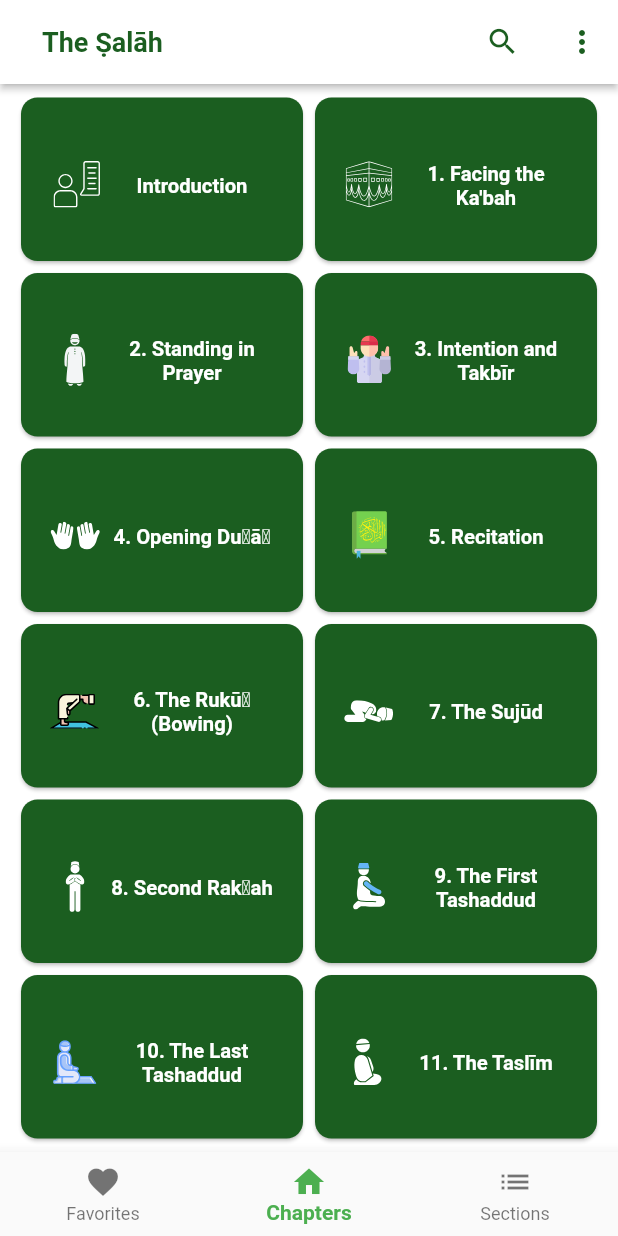
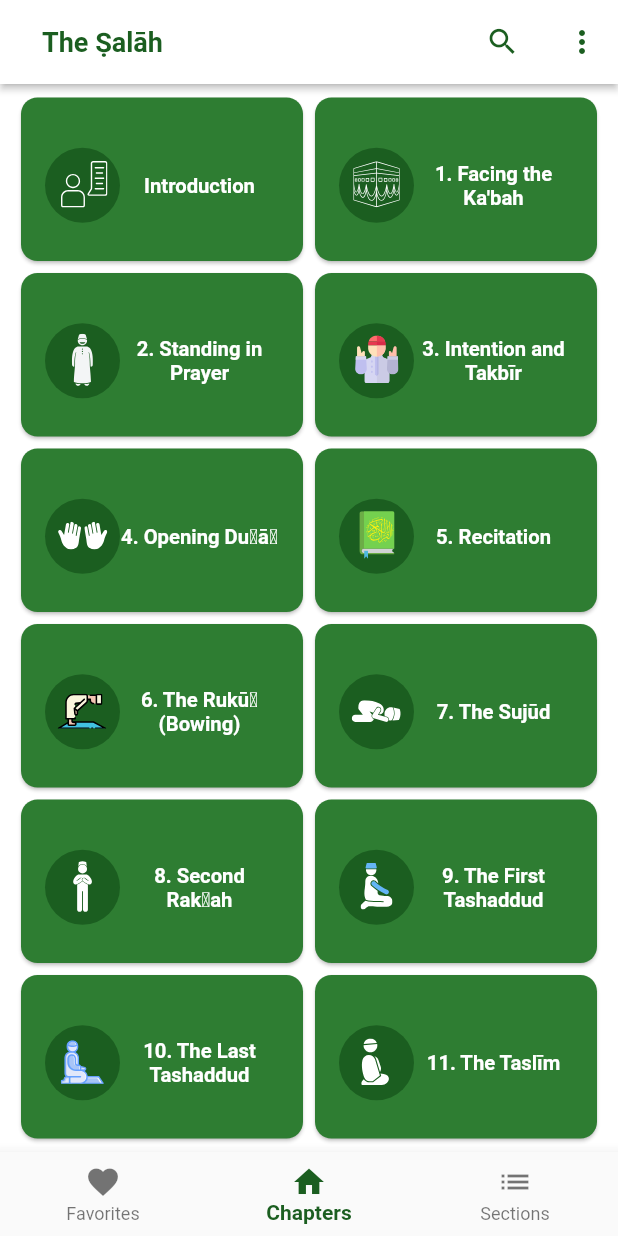
Before and after one commit to sheikhhanif/theprophetprayer, a Flutter app: the screen it shows after launch, on a phone screen of 412 x 824 dp. Run offline on Flutter 3.47's test engine with Material 2 defaults, Android fonts, the phone set to English and light mode, and no system bars; our stand-ins replace flutter_html, flutter_svg, share, shared_preferences; missing offline and left inert: simple_html_css; Roboto replaces fonts that are missing (Muli).

Commit message:
pageview and color

```diff
--- a/lib/main.dart
+++ b/lib/main.dart
@@ -66,8 +66,7 @@ class _MainScreenState extends State<MainScreen> {
 
   BottomNavigationBar buildBottomNavigationBar() {
     return BottomNavigationBar(
-      fixedColor: Colors.green.shade500,
-
+      fixedColor: Colors.green.shade900,
       selectedLabelStyle: TextStyle(fontWeight: FontWeight.bold),
       type: BottomNavigationBarType.fixed,
       currentIndex: _selectedIndex,
--- a/lib/screens/home/home_screen.dart
+++ b/lib/screens/home/home_screen.dart
@@ -33,7 +33,7 @@ class HomeBody extends StatelessWidget {
     } else{
       count = 2;
     }
-    return Container(
+    return new Container(
       padding: EdgeInsets.fromLTRB(10,5,10,5),
       child: GridView.builder(
         gridDelegate:
@@ -41,8 +41,9 @@ class HomeBody extends StatelessWidget {
             mainAxisExtent: (MediaQuery.of(context).size.longestSide-(Scaffold.of(context).appBarMaxHeight!*2+10))/(categoryData.length/count),
         ),
         itemBuilder: (context, position) {
-          return Card(
-            color: Colors.green.shade900,
+          final PageController controller = PageController(initialPage: position);
+          return new Card(
+            color: Colors.green.shade800,
             shape: RoundedRectangleBorder(
               borderRadius: const BorderRadius.all(Radius.circular(11)),
             ),
@@ -53,10 +54,15 @@ class HomeBody extends StatelessWidget {
                   mainAxisAlignment: MainAxisAlignment.center,
                   children: [
                     Container(
+                      padding: EdgeInsets.all(5),
                       child: SvgPicture.asset (
                         categoryData[position].image,
                         width: 40,
                         height: 40,
+                      ),
+                      decoration: new BoxDecoration (
+                        shape: BoxShape.circle,
+                        color: Colors.green.shade900,
                       ),
                       alignment: Alignment.centerLeft,
                     ),
@@ -74,13 +80,20 @@ class HomeBody extends StatelessWidget {
                     ),
                   ],
                 ),
+
               ),
 
               onTap: (){
                 Navigator.push(
                     context,
                     MaterialPageRoute(
-                      builder: (context) => ContentScreen(cid: categoryData[position].id),
+                      builder: (context) => PageView.builder(
+                        controller: controller,
+                          itemBuilder: (BuildContext context, position){
+                          return ContentScreen(cid: categoryData[position].id);
+                          },
+                        itemCount: categoryData.length,
+                      )
                     )
                 );
               },
--- a/lib/widgets/group_listview.dart
+++ b/lib/widgets/group_listview.dart
@@ -15,7 +15,7 @@ class GroupListView extends StatelessWidget {
         itemBuilder: (BuildContext context,  index) {
           final PageController controller = PageController(initialPage: index);
 
-          return Card(
+          return new Card(
             elevation: 0.5,
               child: Column(
                 crossAxisAlignment: CrossAxisAlignment.end,
--- a/pubspec.yaml
+++ b/pubspec.yaml
@@ -15,7 +15,7 @@ publish_to: 'none' # Remove this line if you wish to publish to pub.dev
 # In iOS, build-name is used as CFBundleShortVersionString while build-number used as CFBundleVersion.
 # Read more about iOS versioning at
 # https://developer.apple.com/library/archive/documentation/General/Reference/InfoPlistKeyReference/Articles/CoreFoundationKeys.html
-version: 1.0.0+2
+version: 1.1.0+3
 
 environment:
   sdk: ">=2.12.0 <3.0.0"
```
